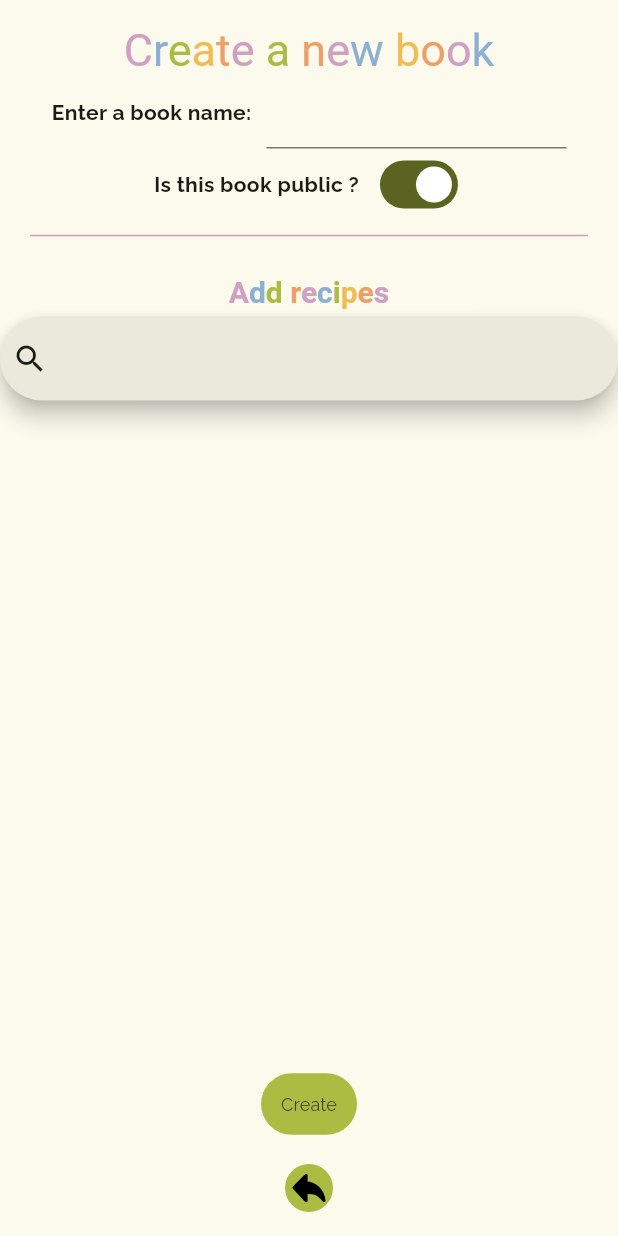
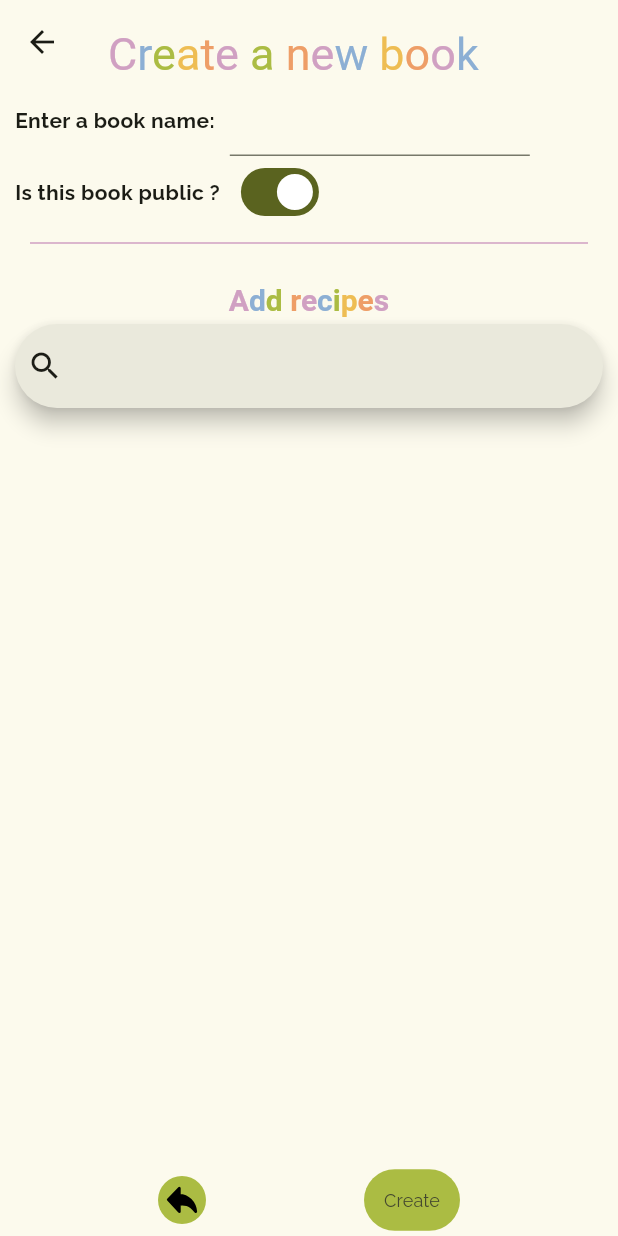
Before and after one commit to Vjonquiere/KeskonMange, a Flutter app: the NewBookPage screen opened directly, on a phone screen of 412 x 824 dp. Run offline on Flutter 3.47's test engine with Material 3 defaults, Android fonts, the phone set to English and light mode, and no system bars; our stand-ins replace flutter_secure_storage, flutter_svg, percent_indicator; missing offline and left inert: dart:ffi; accounts and stored records are empty.

Commit message:
Safe areas + custom button fix for wrong icon size/padding

```diff
--- a/client/lib/core/widgets/custom_buttons.dart
+++ b/client/lib/core/widgets/custom_buttons.dart
@@ -9,6 +9,7 @@ class CustomButton extends StatelessWidget {
   final Color color;
   final double scaleSize;
   final int fontSize;
+  final double iconSize;
 
   const CustomButton({
     required this.text,
@@ -16,6 +17,7 @@ class CustomButton extends StatelessWidget {
     this.color = AppColors.green,
     this.scaleSize = 0.5,
     this.fontSize = 12,
+    this.iconSize = 16,
     super.key,
   });
 
@@ -23,17 +25,30 @@ class CustomButton extends StatelessWidget {
   Widget build(BuildContext context) {
     var icons = AppIcons.getIcon(text) != 'Icon not found' ? true : false;
     if (icons == true) {
-      return Transform.scale(
-          scale: scaleSize,
-          child: IconButton(
-            onPressed: onPressed,
-            style: FilledButton.styleFrom(
-              backgroundColor: color,
-              shape: const CircleBorder(),
+      return GestureDetector(
+          onTap: onPressed,
+          child: Container(
+            padding: EdgeInsets.all(5),
+            decoration: BoxDecoration(
+                color: color, borderRadius: BorderRadius.circular(100)),
+            child: SvgPicture.asset(
+              AppIcons.getIcon(text),
             ),
-            // Put an icon if one is available
-            icon: SvgPicture.asset(AppIcons.getIcon(text)),
+            width: iconSize,
+            height: iconSize,
           ));
+      IconButton(
+        iconSize: iconSize,
+        onPressed: onPressed,
+        style: FilledButton.styleFrom(
+          backgroundColor: color,
+          shape: const CircleBorder(),
+        ),
+        // Put an icon if one is available
+        icon: SvgPicture.asset(
+          AppIcons.getIcon(text),
+        ),
+      );
     }
     return FilledButton.tonal(
       onPressed: onPressed,
--- a/client/lib/features/home/views/home_page.dart
+++ b/client/lib/features/home/views/home_page.dart
@@ -33,12 +33,14 @@ class HomePage extends StatelessWidget {
               mainAxisAlignment: MainAxisAlignment.spaceEvenly,
               children: [
                 CustomButton(
+                    iconSize: 32,
                     onPressed: () {
                       Navigator.of(context).push(
                           MaterialPageRoute(builder: (context) => UserPage()));
                     },
                     text: 'pen'),
                 CustomButton(
+                    iconSize: 32,
                     onPressed: () {
                       Navigator.of(context).push(MaterialPageRoute(
                           builder: (context) => ChangeNotifierProvider(
@@ -56,12 +58,14 @@ class HomePage extends StatelessWidget {
                   child: SvgPicture.asset(AppIcons.getIcon('search')),
                 ),
                 CustomButton(
+                    iconSize: 32,
                     onPressed: () {
                       Navigator.of(context).push(MaterialPageRoute(
                           builder: (context) => PlannedRecipesPage()));
                     },
                     text: 'upload'),
                 CustomButton(
+                    iconSize: 32,
                     onPressed: () {
                       Navigator.of(context).push(MaterialPageRoute(
                           builder: (context) => ChangeNotifierProvider(
--- a/client/lib/features/recipe/views/recipe_page.dart
+++ b/client/lib/features/recipe/views/recipe_page.dart
@@ -24,6 +24,7 @@ class _RecipePageState extends State<RecipePage> {
           ColorfulTextBuilder(widget.recipe.title, 30).getWidget(),
           const Placeholder(color: AppColors.green),
           CustomButton(
+            iconSize: 32,
             onPressed: () {
               Navigator.of(context).pop();
             },
--- a/client/lib/features/recipe_book_creation/viewmodels/new_book_viewmodel.dart
+++ b/client/lib/features/recipe_book_creation/viewmodels/new_book_viewmodel.dart
@@ -22,7 +22,7 @@ class NewBookViewModel extends ViewModel {
     notifyListeners();
   }
 
-  void pushBook() async {
+  Future<bool> pushBook() async {
     int bookId = await RepositoriesManager().getBookRepository().createNewBook(
         BookPreview(-1, _titleController.text, DateTime.now(), -1, _public));
     for (int id in _selectedRecipes) {
@@ -30,6 +30,7 @@ class NewBookViewModel extends ViewModel {
           .getBookRepository()
           .addRecipeToBook(bookId, id);
     }
+    return true;
   }
 
   void searchUpdate(String search) async {
--- a/client/lib/features/recipe_book_creation/views/new_book_page.dart
+++ b/client/lib/features/recipe_book_creation/views/new_book_page.dart
@@ -17,11 +17,15 @@ class NewBookPage extends StatelessWidget {
   Widget build(BuildContext context) {
     NewBookViewModel viewModel = Provider.of<NewBookViewModel>(context);
     return Scaffold(
+      appBar: AppBar(
+        title: ColorfulTextBuilder("Create a new book", 30).getWidget(),
+      ),
       body: Column(
         children: [
-          ColorfulTextBuilder("Create a new book", 30).getWidget(),
-          Row(
-            mainAxisAlignment: MainAxisAlignment.center,
+          Padding(
+            padding: EdgeInsets.only(left: 10),
+            child: Row(
+              mainAxisAlignment: MainAxisAlignment.start,
               children: [
                 Text(
                   "Enter a book name:",
@@ -38,8 +42,11 @@ class NewBookPage extends StatelessWidget {
                 )
               ],
             ),
-          Row(
-            mainAxisAlignment: MainAxisAlignment.center,
+          ),
+          Padding(
+              padding: EdgeInsets.only(left: 10),
+              child: Row(
+                mainAxisAlignment: MainAxisAlignment.start,
                 children: [
                   Text("Is this book public ?",
                       style: TextStyle(fontWeight: FontWeight.bold)),
@@ -50,7 +57,7 @@ class NewBookPage extends StatelessWidget {
                       value: viewModel.public,
                       onChanged: viewModel.onPublicValueChanged),
                 ],
-          ),
+              )),
           CustomDivider(
             color: AppColors.pink,
           ),
@@ -58,9 +65,12 @@ class NewBookPage extends StatelessWidget {
           SizedBox(
             height: 5,
           ),
-          SearchBar(
+          Padding(
+            padding: EdgeInsets.symmetric(horizontal: 10),
+            child: SearchBar(
               leading: Icon(Icons.search),
               onChanged: viewModel.searchUpdate,
+            ),
           ),
           SizedBox(
             height: 15,
@@ -70,6 +80,7 @@ class NewBookPage extends StatelessWidget {
             itemBuilder: (context, index) {
               return Container(
                   margin: EdgeInsets.symmetric(vertical: 5, horizontal: 3),
+                  padding: EdgeInsets.only(right: 5),
                   decoration: BoxDecoration(
                       border: Border.all(
                           color: (viewModel.isRecipeSelected(
@@ -85,29 +96,44 @@ class NewBookPage extends StatelessWidget {
                       (viewModel.isRecipeSelected(
                               viewModel.searchedRecipes[index])
                           ? CustomButton(
+                              iconSize: 32,
                               text: 'bin',
                               color: AppColors.red,
                               onPressed: () => viewModel.removeRecipe(
                                   viewModel.searchedRecipes[index]))
                           : CustomButton(
+                              iconSize: 32,
                               text: 'add',
-                              onPressed: () => viewModel
-                                  .addRecipe(viewModel.searchedRecipes[index])))
+                              onPressed: () => viewModel.addRecipe(
+                                  viewModel.searchedRecipes[index]))),
                     ],
                   ));
             },
             itemCount: viewModel.searchRecipesCount,
           )),
-          CustomButton(text: "Create", onPressed: viewModel.pushBook),
+        ],
+      ),
+      bottomNavigationBar: SafeArea(
+          child: Row(
+        mainAxisAlignment: MainAxisAlignment.spaceEvenly,
+        children: [
           CustomButton(
+            iconSize: 32,
             onPressed: () {
               Navigator.of(context).pop(
                   MaterialPageRoute(builder: (context) => MyCreationsPage()));
             },
             text: 'back',
           ),
+          CustomButton(
+              text: "Create",
+              onPressed: () async {
+                if (await viewModel.pushBook()) {
+                  Navigator.of(context).pop();
+                }
+              }),
         ],
-      ),
+      )),
     );
   }
 }
--- a/client/lib/features/recipe_calendar/views/calendar_page.dart
+++ b/client/lib/features/recipe_calendar/views/calendar_page.dart
@@ -82,6 +82,7 @@ class _CalendarPageState extends State<CalendarPage> {
               ),
           },
           CustomButton(
+            iconSize: 32,
             onPressed: () {
               Navigator.of(context)
                   .pop(MaterialPageRoute(builder: (context) => HomePage()));
--- a/client/lib/variables.dart
+++ /dev/null
@@ -1,3 +0,0 @@
-const String SERVER_URL = "example.com";
-
-final List<String> mockSampleFiles = ["assets/sample.json"];
```
Also changed, not shown: client/lib/features/book/views/book.dart (+15 -3 lines), 1 other file. Lines whose indentation alone changed are shown as unchanged.
